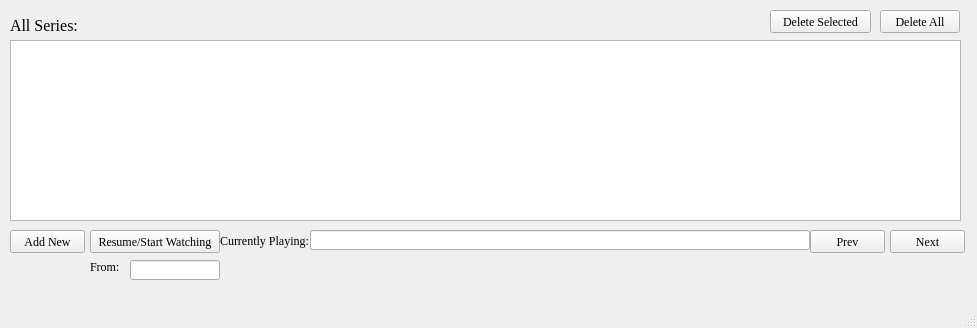
Above: Playlist_UI.ui from ashvinoli/Binge-Watch before the change. Below: the same form after it.
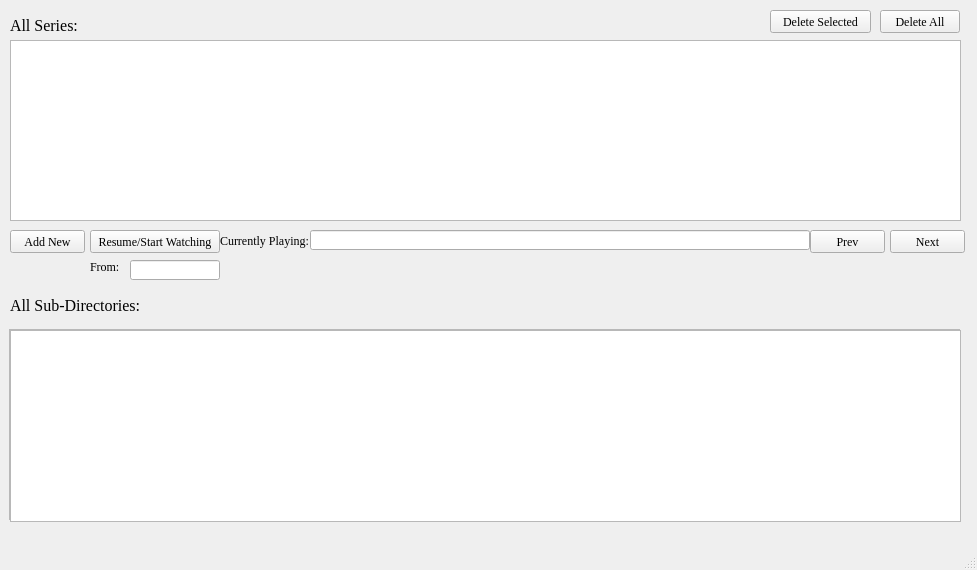
That is the form after the change.

Commit message: Sub directories added. Problem of sorting the videos persists.

Diff of the .ui file:
```diff
--- a/Playlist_UI.ui
+++ b/Playlist_UI.ui
@@ -7,7 +7,7 @@
     <x>0</x>
     <y>0</y>
     <width>977</width>
-    <height>328</height>
+    <height>570</height>
    </rect>
   </property>
   <property name="font">
@@ -207,6 +207,59 @@
      </rect>
     </property>
    </widget>
+   <widget class="QLabel" name="label_show_2">
+    <property name="geometry">
+     <rect>
+      <x>10</x>
+      <y>290</y>
+      <width>131</width>
+      <height>31</height>
+     </rect>
+    </property>
+    <property name="font">
+     <font>
+      <family>Times New Roman</family>
+      <pointsize>12</pointsize>
+     </font>
+    </property>
+    <property name="text">
+     <string>All Sub-Directories:</string>
+    </property>
+   </widget>
+   <widget class="QListWidget" name="list_sub_locations">
+    <property name="geometry">
+     <rect>
+      <x>10</x>
+      <y>330</y>
+      <width>951</width>
+      <height>192</height>
+     </rect>
+    </property>
+   </widget>
+   <widget class="QScrollArea" name="scroll_list_sub_locations">
+    <property name="geometry">
+     <rect>
+      <x>9</x>
+      <y>329</y>
+      <width>951</width>
+      <height>191</height>
+     </rect>
+    </property>
+    <property name="widgetResizable">
+     <bool>true</bool>
+    </property>
+    <widget class="QWidget" name="scrollAreaWidgetContents_2">
+     <property name="geometry">
+      <rect>
+       <x>0</x>
+       <y>0</y>
+       <width>949</width>
+       <height>189</height>
+      </rect>
+     </property>
+    </widget>
+   </widget>
+   <zorder>scroll_list_sub_locations</zorder>
    <zorder>scrollarea_list</zorder>
    <zorder>list_locations</zorder>
    <zorder>label_show</zorder>
@@ -220,6 +273,8 @@
    <zorder>button_next</zorder>
    <zorder>label_from</zorder>
    <zorder>entry_watchfrom</zorder>
+   <zorder>label_show_2</zorder>
+   <zorder>list_sub_locations</zorder>
   </widget>
   <widget class="QMenuBar" name="menubar">
    <property name="geometry">
```
The commit also changes 3 other files.
